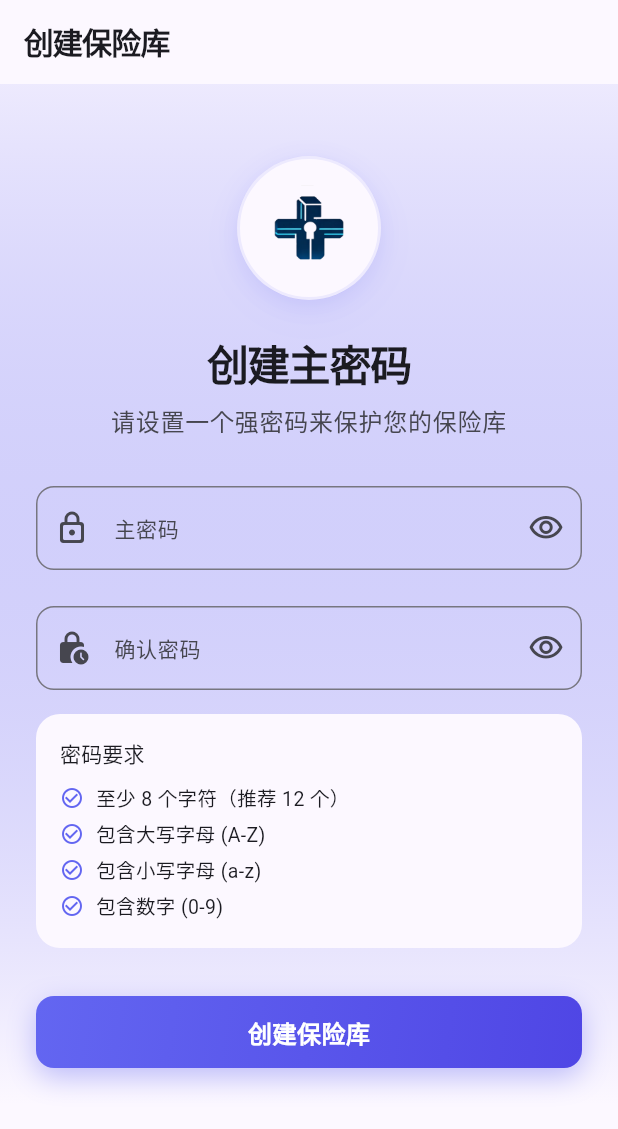
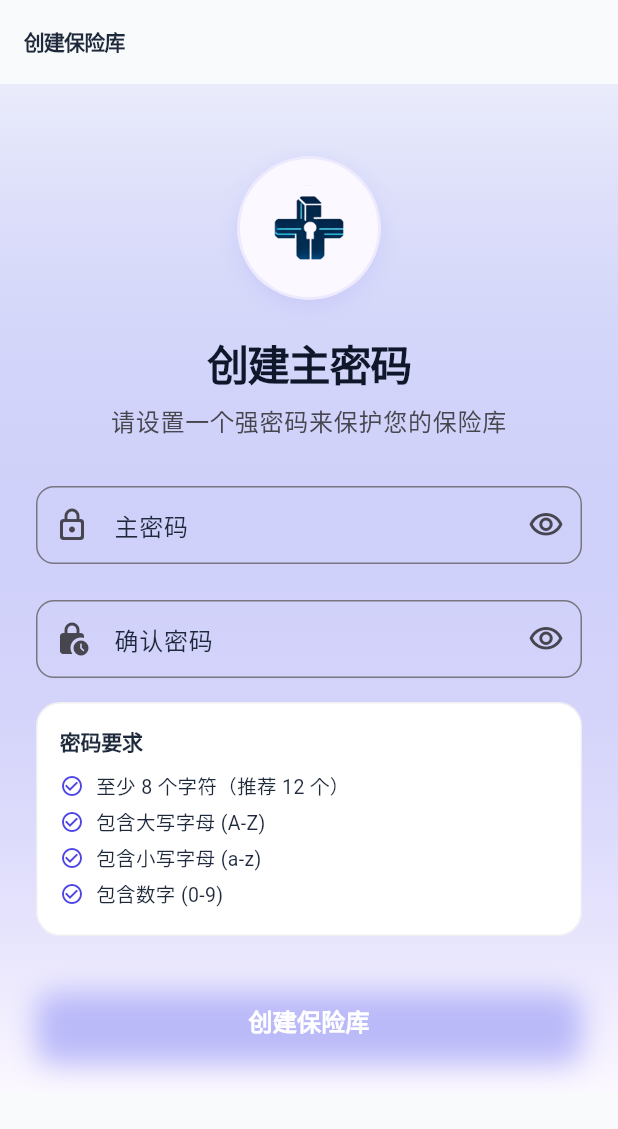
Before and after one commit to morning-start/vaultly, a Flutter app: the screen it shows after launch, on a phone screen of 412 x 824 dp. Shown: the top 1129 px of the screen. Run offline on Flutter 3.47's test engine with Material 3 defaults, Android fonts, the phone set to English and light mode, and no system bars; our stand-ins replace flutter_riverpod, flutter_secure_storage, go_router, image_picker, local_auth; missing offline and left inert: encrypt, google_mlkit_text_recognition, pointycastle, webdav_client; statements that could not run were skipped.

Commit message:
feat(theme): 重写设计令牌与主题系统,靛蓝配色+等宽字体
- tokens.dart: 精简为间距/圆角/动效/品牌色四组令牌,移除未使用的 glass/渐变预设
- app_theme.dart: Indigo 600/400 明暗双主色,统一文本主题字重字距,
  卡片改描边为主阴影为辅,新增 NavigationBar/Switch/Slider 主题
- vaultly_colors.dart: ColorScheme 扩展承载条目类型色(Tailwind 600/400 双档),
  明暗自适应,取代硬编码 Colors.blue/green/...
- 打包 JetBrainsMono 字体资产(密码/TOTP/卡号等宽显示,离线可用)
- 引入 flutter_slidable(列表滑动操作)

````diff
--- a/lib/ui/theme/app_theme.dart
+++ b/lib/ui/theme/app_theme.dart
@@ -1,67 +1,88 @@
 import 'package:flutter/material.dart';
+
 import 'tokens.dart';
+import 'vaultly_colors.dart';
 
+/// Vaultly 主题（「靛蓝保险库」）
+///
+/// - 主色 Indigo 600（light）/ 400（dark），延续品牌资产并精炼执行
+/// - 类型色、收藏色经 [VaultlyColors] 扩展按明暗自适应
+/// - 卡片策略：描边为主、阴影为辅（仅按压/悬浮态）
+/// - 文本主题统一字重/字距，页面不再手写 copyWith
 class AppTheme {
   AppTheme._();
-
-  /// 主色调：深靛蓝（Indigo）— 传达安全、专业、现代感
-  static const _primaryColor = Color(0xFF6366F1);
-  static const _secondaryColor = Color(0xFF8B5CF6);
-  static const _tertiaryColor = Color(0xFFF59E0B);
 
   static ThemeData get lightTheme => _buildTheme(Brightness.light);
   static ThemeData get darkTheme => _buildTheme(Brightness.dark);
 
   static ThemeData _buildTheme(Brightness brightness) {
+    final isLight = brightness == Brightness.light;
+    final primary = isLight ? AppTokens.primaryLight : AppTokens.primaryDark;
+
     final colorScheme = ColorScheme.fromSeed(
-      seedColor: _primaryColor,
+      seedColor: AppTokens.primaryLight,
       brightness: brightness,
-      primary: _primaryColor,
-      secondary: _secondaryColor,
-      tertiary: _tertiaryColor,
+      primary: primary,
+      onPrimary: isLight ? Colors.white : const Color(0xFF1E1B4B),
+      primaryContainer:
+          isLight ? const Color(0xFFE0E7FF) : const Color(0xFF312E81),
+      onPrimaryContainer:
+          isLight ? const Color(0xFF312E81) : const Color(0xFFE0E7FF),
     );
-    final isLight = brightness == Brightness.light;
 
-    final cardShape = RoundedRectangleBorder(
-      borderRadius: BorderRadius.circular(AppTokens.radiusL),
-    );
     final inputShape = OutlineInputBorder(
       borderRadius: BorderRadius.circular(AppTokens.radiusM),
       borderSide: BorderSide.none,
     );
 
+    final textTheme = _buildTextTheme(brightness);
+
     return ThemeData(
       useMaterial3: true,
       brightness: brightness,
       colorScheme: colorScheme,
-      scaffoldBackgroundColor: colorScheme.surface,
+      scaffoldBackgroundColor: isLight
+          ? const Color(0xFFF8FAFC)
+          : const Color(0xFF0B1120),
       canvasColor: colorScheme.surface,
+      fontFamilyFallback: const ['PingFang SC', 'Microsoft YaHei', 'sans-serif'],
+      textTheme: textTheme,
       appBarTheme: AppBarTheme(
         centerTitle: false,
         elevation: 0,
         scrolledUnderElevation: 0,
-        backgroundColor: colorScheme.surface,
+        backgroundColor: isLight
+            ? const Color(0xFFF8FAFC)
+            : const Color(0xFF0B1120),
         foregroundColor: colorScheme.onSurface,
-        titleTextStyle: TextStyle(
-          color: colorScheme.onSurface,
-          fontSize: 20,
-          fontWeight: FontWeight.w700,
-          letterSpacing: -0.5,
+        titleTextStyle: textTheme.titleLarge,
+        iconTheme: IconThemeData(color: colorScheme.onSurface, size: 24),
+      ),
+      navigationBarTheme: NavigationBarThemeData(
+        height: AppTokens.navBarHeight + 8,
+        elevation: 0,
+        backgroundColor: isLight ? Colors.white : const Color(0xFF111827),
+        indicatorColor: colorScheme.primaryContainer,
+        surfaceTintColor: Colors.transparent,
+        labelTextStyle: WidgetStatePropertyAll(
+          textTheme.labelMedium!.copyWith(fontWeight: FontWeight.w600),
         ),
-        iconTheme: IconThemeData(color: colorScheme.onSurface, size: 24),
       ),
       cardTheme: CardThemeData(
         elevation: 0,
-        color: isLight
-            ? colorScheme.surface
-            : colorScheme.surfaceContainerLow,
+        color: isLight ? Colors.white : const Color(0xFF16213A),
         margin: EdgeInsets.zero,
-        shape: cardShape,
+        shape: RoundedRectangleBorder(
+          borderRadius: BorderRadius.circular(AppTokens.radiusL),
+          side: BorderSide(
+            color: colorScheme.outlineVariant.withAlpha(isLight ? 76 : 60),
+          ),
+        ),
         clipBehavior: Clip.antiAlias,
       ),
       dialogTheme: DialogThemeData(
         elevation: 0,
-        backgroundColor: colorScheme.surface,
+        backgroundColor: isLight ? Colors.white : const Color(0xFF16213A),
         shape: RoundedRectangleBorder(
           borderRadius: BorderRadius.circular(AppTokens.radiusXL),
         ),
@@ -75,30 +96,25 @@
         ),
       ),
       chipTheme: ChipThemeData(
-        shape: RoundedRectangleBorder(
-          borderRadius: BorderRadius.circular(AppTokens.radiusCircle),
-        ),
+        shape: const StadiumBorder(),
         side: BorderSide(
-          color: colorScheme.outlineVariant.withAlpha(120),
+          color: colorScheme.outlineVariant.withAlpha(isLight ? 110 : 80),
         ),
         selectedColor: colorScheme.primaryContainer,
-        labelStyle: TextStyle(
-          color: colorScheme.onSurface,
-          fontSize: 13,
-          fontWeight: FontWeight.w500,
-        ),
-        padding: const EdgeInsets.symmetric(
-          horizontal: 12,
-          vertical: 6,
-        ),
+        labelStyle: textTheme.labelLarge,
+        padding: const EdgeInsets.symmetric(horizontal: 12, vertical: 6),
       ),
       inputDecorationTheme: InputDecorationTheme(
         filled: true,
         fillColor: isLight
-            ? colorScheme.surfaceContainerHighest.withAlpha(100)
-            : colorScheme.surfaceContainerLow,
+            ? Colors.white
+            : const Color(0xFF1E293B),
         border: inputShape,
-        enabledBorder: inputShape,
+        enabledBorder: inputShape.copyWith(
+          borderSide: BorderSide(
+            color: colorScheme.outlineVariant.withAlpha(isLight ? 90 : 70),
+          ),
+        ),
         focusedBorder: inputShape.copyWith(
           borderSide: BorderSide(color: colorScheme.primary, width: 2),
         ),
@@ -109,12 +125,8 @@
           borderSide: BorderSide(color: colorScheme.error, width: 2),
         ),
         contentPadding: AppTokens.inputPadding,
-        labelStyle: TextStyle(
-          fontSize: 14,
-          fontWeight: FontWeight.w500,
-        ),
-        hintStyle: TextStyle(
-          fontSize: 14,
+        labelStyle: textTheme.bodyMedium,
+        hintStyle: textTheme.bodyMedium!.copyWith(
           color: colorScheme.onSurfaceVariant.withAlpha(160),
         ),
       ),
@@ -128,11 +140,7 @@
           shape: RoundedRectangleBorder(
             borderRadius: BorderRadius.circular(AppTokens.radiusM),
           ),
-          textStyle: const TextStyle(
-            fontSize: 15,
-            fontWeight: FontWeight.w600,
-            letterSpacing: 0.3,
-          ),
+          textStyle: textTheme.labelLarge,
         ),
       ),
       filledButtonTheme: FilledButtonThemeData(
@@ -143,10 +151,7 @@
           shape: RoundedRectangleBorder(
             borderRadius: BorderRadius.circular(AppTokens.radiusM),
           ),
-          textStyle: const TextStyle(
-            fontSize: 15,
-            fontWeight: FontWeight.w600,
-          ),
+          textStyle: textTheme.labelLarge,
         ),
       ),
       outlinedButtonTheme: OutlinedButtonThemeData(
@@ -156,19 +161,13 @@
           shape: RoundedRectangleBorder(
             borderRadius: BorderRadius.circular(AppTokens.radiusM),
           ),
-          textStyle: const TextStyle(
-            fontSize: 15,
-            fontWeight: FontWeight.w600,
-          ),
+          textStyle: textTheme.labelLarge,
         ),
       ),
       textButtonTheme: TextButtonThemeData(
         style: TextButton.styleFrom(
           minimumSize: const Size(64, 44),
-          textStyle: const TextStyle(
-            fontSize: 14,
-            fontWeight: FontWeight.w600,
-          ),
+          textStyle: textTheme.labelLarge,
         ),
       ),
       iconButtonTheme: IconButtonThemeData(
@@ -187,15 +186,32 @@
           horizontal: AppTokens.spaceL,
           vertical: AppTokens.spaceXS,
         ),
-        minVerticalPadding: AppTokens.spaceM,
       ),
       dividerTheme: DividerThemeData(
         color: colorScheme.outlineVariant.withAlpha(60),
         thickness: 1,
         space: 1,
       ),
+      switchTheme: SwitchThemeData(
+        thumbColor: WidgetStateProperty.resolveWith(
+          (states) => states.contains(WidgetState.selected)
+              ? colorScheme.onPrimary
+              : colorScheme.outline,
+        ),
+        trackColor: WidgetStateProperty.resolveWith(
+          (states) => states.contains(WidgetState.selected)
+              ? colorScheme.primary
+              : colorScheme.surfaceContainerHighest,
+        ),
+      ),
+      sliderTheme: SliderThemeData(
+        activeTrackColor: colorScheme.primary,
+        inactiveTrackColor: colorScheme.surfaceContainerHighest,
+        thumbColor: colorScheme.primary,
+        overlayColor: colorScheme.primary.withAlpha(30),
+      ),
       scrollbarTheme: ScrollbarThemeData(
-        radius: const Radius.circular(AppTokens.radiusCircle),
+        radius: const Radius.circular(100),
         thickness: WidgetStateProperty.all(6),
       ),
       progressIndicatorTheme: ProgressIndicatorThemeData(
@@ -204,4 +220,51 @@
       ),
     );
   }
+
+  /// 统一文本主题：标题紧字距、正文默认、标签加字距
+  static TextTheme _buildTextTheme(Brightness brightness) {
+    final base = ThemeData(brightness: brightness).textTheme;
+    return base
+        .copyWith(
+          headlineLarge: base.headlineLarge?.copyWith(
+            fontWeight: FontWeight.w800,
+            letterSpacing: -1.0,
+          ),
+          headlineMedium: base.headlineMedium?.copyWith(
+            fontWeight: FontWeight.w800,
+            letterSpacing: -0.8,
+          ),
+          headlineSmall: base.headlineSmall?.copyWith(
+            fontWeight: FontWeight.w700,
+            letterSpacing: -0.5,
+          ),
+          titleLarge: base.titleLarge?.copyWith(
+            fontWeight: FontWeight.w700,
+            letterSpacing: -0.5,
+          ),
+          titleMedium: base.titleMedium?.copyWith(
+            fontWeight: FontWeight.w700,
+            letterSpacing: -0.3,
+          ),
+          titleSmall: base.titleSmall?.copyWith(
+            fontWeight: FontWeight.w600,
+            letterSpacing: -0.2,
+          ),
+          labelLarge: base.labelLarge?.copyWith(
+            fontWeight: FontWeight.w600,
+            letterSpacing: 0.2,
+          ),
+          labelMedium: base.labelMedium?.copyWith(
+            fontWeight: FontWeight.w600,
+          ),
+        )
+        .apply(
+          bodyColor: brightness == Brightness.light
+              ? const Color(0xFF1E293B)
+              : const Color(0xFFE2E8F0),
+          displayColor: brightness == Brightness.light
+              ? const Color(0xFF0F172A)
+              : const Color(0xFFF1F5F9),
+        );
+  }
 }
--- a/lib/ui/theme/theme.dart
+++ b/lib/ui/theme/theme.dart
@@ -11,8 +11,12 @@
 ///
 /// // 使用主题
 /// final theme = AppTheme.lightTheme;
+///
+/// // 使用类型色扩展
+/// final typeColor = Theme.of(context).colorScheme.login;
 /// ```
 library;
 
 export 'app_theme.dart';
 export 'tokens.dart';
+export 'vaultly_colors.dart';
--- a/lib/ui/theme/tokens.dart
+++ b/lib/ui/theme/tokens.dart
@@ -3,7 +3,8 @@
 /// 设计令牌（Design Tokens）
 ///
 /// 集中定义间距、圆角、组件尺寸与动效常量，供主题与各页面统一引用。
-/// 采用现代深靛蓝配色体系 + 玻璃拟态效果支持。
+/// 采用「靛蓝保险库」配色体系：类型色均为 Tailwind 600/400 双档，
+/// 明暗模式下对比度均达标。
 class AppTokens {
   AppTokens._();
 
@@ -21,77 +22,62 @@
   static const double radiusM = 12;
   static const double radiusL = 16;
   static const double radiusXL = 24;
-  static const double radiusCircle = 999;
+
+  /// 胶囊形（chips、部分按钮）
+  static const double radiusStadium = 100;
 
   // ==================== 组件尺寸 ====================
   static const double iconBadgeSize = 44;
   static const double stateIconContainer = 96;
   static const double stateIconSize = 48;
   static const double buttonMinHeight = 48;
-  static const double cardIconSize = 28;
+  static const double cardIconSize = 24;
   static const double navBarHeight = 64;
   static const EdgeInsets inputPadding = EdgeInsets.symmetric(
     horizontal: 16,
-    vertical: 16,
+    vertical: 14,
   );
   static const EdgeInsets buttonPadding = EdgeInsets.symmetric(
     horizontal: 24,
     vertical: 14,
   );
-  static const EdgeInsets cardPadding = EdgeInsets.all(
-    AppTokens.spaceL,
-  );
-
-  // ==================== 玻璃拟态 Blur ====================
-  static const double glassBlur = 20;
-  static const double glassBlurLight = 12;
+  static const EdgeInsets cardPadding = EdgeInsets.all(spaceL);
 
   // ==================== 阴影 ====================
-  static List<BoxShadow> cardShadow(Color color, {double opacity = 0.08}) => [
-    BoxShadow(
-      color: color.withAlpha((opacity * 255).toInt()),
-      blurRadius: 12,
-      offset: const Offset(0, 4),
-    ),
-    BoxShadow(
-      color: color.withAlpha((opacity * 0.5 * 255).toInt()),
-      blurRadius: 24,
-      offset: const Offset(0, 8),
-    ),
-  ];
-
-  static List<BoxShadow> glassShadow = [
-    BoxShadow(
-      color: Colors.black.withAlpha(18),
-      blurRadius: 32,
-      offset: const Offset(0, 8),
-    ),
-  ];
-
-  // ==================== 渐变预设 ====================
-  static const LinearGradient primaryGradient = LinearGradient(
-    begin: Alignment.topLeft,
-    end: Alignment.bottomRight,
-    colors: [Color(0xFF6366F1), Color(0xFF4F46E5)],
-  );
-
-  static const LinearGradient surfaceGradient = LinearGradient(
-    begin: Alignment.topCenter,
-    end: Alignment.bottomCenter,
-    colors: [Color(0xFFF8FAFC), Color(0xFFF1F5F9)],
-  );
-
-  static const LinearGradient darkSurfaceGradient = LinearGradient(
-    begin: Alignment.topCenter,
-    end: Alignment.bottomCenter,
-    colors: [Color(0xFF0F172A), Color(0xFF1E293B)],
-  );
+  /// 卡片轻阴影（仅按压/悬浮态使用；静止态用描边）
+  static List<BoxShadow> cardShadow(Color color, {double opacity = 0.08}) {
+    return [
+      BoxShadow(
+        color: color.withAlpha((opacity * 255).round()),
+        blurRadius: 12,
+        offset: const Offset(0, 4),
+      ),
+    ];
+  }
 
   // ==================== 动效 ====================
-  static const Duration animFast = Duration(milliseconds: 150);
-  static const Duration animNormal = Duration(milliseconds: 280);
+  static const Duration animTap = Duration(milliseconds: 100);
+  static const Duration animFast = Duration(milliseconds: 180);
+  static const Duration animNormal = Duration(milliseconds: 240);
   static const Duration animSlow = Duration(milliseconds: 400);
-  static const Curve easeStandard = Curves.easeInOut;
+
+  static const Curve easeStandard = Curves.easeOut;
   static const Curve easeOutBack = Curves.easeOutBack;
-  static const Curve easeOutQuart = Curves.easeOutQuart;
+
+  /// 列表入场 stagger 间隔
+  static const Duration staggerInterval = Duration(milliseconds: 30);
+
+  /// stagger 上限项数（防止长列表动画拖沓）
+  static const int staggerMaxItems = 8;
+
+  // ==================== 字体 ====================
+  /// 等宽字体族（密码 / TOTP / 卡号 / 密钥）
+  static const String monoFamily = 'JetBrainsMono';
+
+  // ==================== 品牌色 ====================
+  /// 主色 Light（Indigo 600）
+  static const Color primaryLight = Color(0xFF4F46E5);
+
+  /// 主色 Dark（Indigo 400）
+  static const Color primaryDark = Color(0xFF818CF8);
 }
--- /dev/null
+++ b/lib/ui/theme/vaultly_colors.dart
@@ -0,0 +1,52 @@
+import 'package:flutter/material.dart';
+
+import '../../features/vault/domain/vault_entry.dart';
+
+/// Vaultly 专属色彩扩展
+///
+/// 条目类型色与收藏色纳入主题体系，按明暗自适应（Tailwind 600/400 双档），
+/// 取代原先 `EntryTypeHelper` 中硬编码的 `Colors.blue/green/...`。
+///
+/// 用法：`Theme.of(context).extension<VaultlyColors>()!.login`
+extension VaultlyColors on ColorScheme {
+  /// 登录凭证（Sky 600 / 400）
+  Color get login => brightness == Brightness.light
+      ? const Color(0xFF0284C7)
+      : const Color(0xFF38BDF8);
+
+  /// 银行卡（Emerald 600 / 400）
+  Color get bankCard => brightness == Brightness.light
+      ? const Color(0xFF059669)
+      : const Color(0xFF34D399);
+
+  /// 安全笔记（Amber 600 / 400）
+  Color get secureNote => brightness == Brightness.light
+      ? const Color(0xFFD97706)
+      : const Color(0xFFFBBF24);
+
+  /// 身份信息（Violet 600 / 400）
+  Color get identity => brightness == Brightness.light
+      ? const Color(0xFF7C3AED)
+      : const Color(0xFFA78BFA);
+
+  /// 自定义（Slate 500 / 400）
+  Color get custom => brightness == Brightness.light
+      ? const Color(0xFF64748B)
+      : const Color(0xFF94A3B8);
+
+  /// 收藏星标（Amber 500 / 400）
+  Color get favorite => brightness == Brightness.light
+      ? const Color(0xFFF59E0B)
+      : const Color(0xFFFBBF24);
+
+  /// 按类型取色
+  Color entryType(EntryType type) {
+    return switch (type) {
+      EntryType.login => login,
+      EntryType.bankCard => bankCard,
+      EntryType.secureNote => secureNote,
+      EntryType.identity => identity,
+      EntryType.custom => custom,
+    };
+  }
+}
````
Also changed, not shown: pubspec.yaml (+10 -0 lines), assets/fonts/JetBrainsMono-Bold.ttf (added), assets/fonts/JetBrainsMono-Regular.ttf (added), pubspec.lock.
